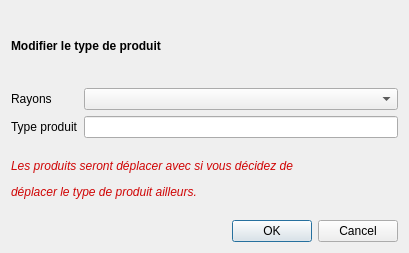
Old version of the form NewWorldAppli/dialogmodifiertypeproduits.ui in the repository yume05/NewWorld-E4-Projects.
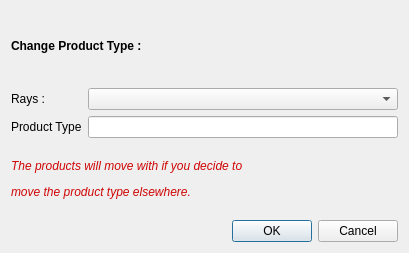
New version of the form. Icons and pictures are not drawn.

What changed in the file:
```diff
--- a/NewWorldAppli/dialogmodifiertypeproduits.ui
+++ b/NewWorldAppli/dialogmodifiertypeproduits.ui
@@ -21,14 +21,14 @@
    <item row="0" column="0" colspan="2">
     <widget class="QLabel" name="label">
      <property name="text">
-      <string>&lt;html&gt;&lt;head/&gt;&lt;body&gt;&lt;p&gt;&lt;span style=&quot; font-weight:600;&quot;&gt;Modifier le type de produit&lt;/span&gt;&lt;/p&gt;&lt;/body&gt;&lt;/html&gt;</string>
+      <string>&lt;html&gt;&lt;head/&gt;&lt;body&gt;&lt;p&gt;&lt;span style=&quot; font-weight:600;&quot;&gt;Change Product Type :&lt;/span&gt;&lt;/p&gt;&lt;/body&gt;&lt;/html&gt;</string>
      </property>
     </widget>
    </item>
    <item row="1" column="0">
     <widget class="QLabel" name="label_2">
      <property name="text">
-      <string>Rayons</string>
+      <string>Rays :</string>
      </property>
     </widget>
    </item>
@@ -38,7 +38,7 @@
    <item row="2" column="0">
     <widget class="QLabel" name="label_3">
      <property name="text">
-      <string>Type produit</string>
+      <string>Product Type</string>
      </property>
     </widget>
    </item>
@@ -48,7 +48,7 @@
    <item row="3" column="0" colspan="2">
     <widget class="QLabel" name="label_4">
      <property name="text">
-      <string>&lt;html&gt;&lt;head/&gt;&lt;body&gt;&lt;p&gt;&lt;span style=&quot; font-style:italic; color:#d00606;&quot;&gt;Les produits seront déplacer avec si vous décidez de &lt;/span&gt;&lt;/p&gt;&lt;p&gt;&lt;span style=&quot; font-style:italic; color:#d00606;&quot;&gt;déplacer le type de produit ailleurs.&lt;/span&gt;&lt;/p&gt;&lt;/body&gt;&lt;/html&gt;</string>
+      <string>&lt;html&gt;&lt;head/&gt;&lt;body&gt;&lt;p&gt;&lt;span style=&quot; font-style:italic; color:#d00606;&quot;&gt;The products will move with if you decide to &lt;/span&gt;&lt;/p&gt;&lt;p&gt;&lt;span style=&quot; font-style:italic; color:#d00606;&quot;&gt;move the product type elsewhere.&lt;/span&gt;&lt;/p&gt;&lt;/body&gt;&lt;/html&gt;</string>
      </property>
     </widget>
    </item>
```
